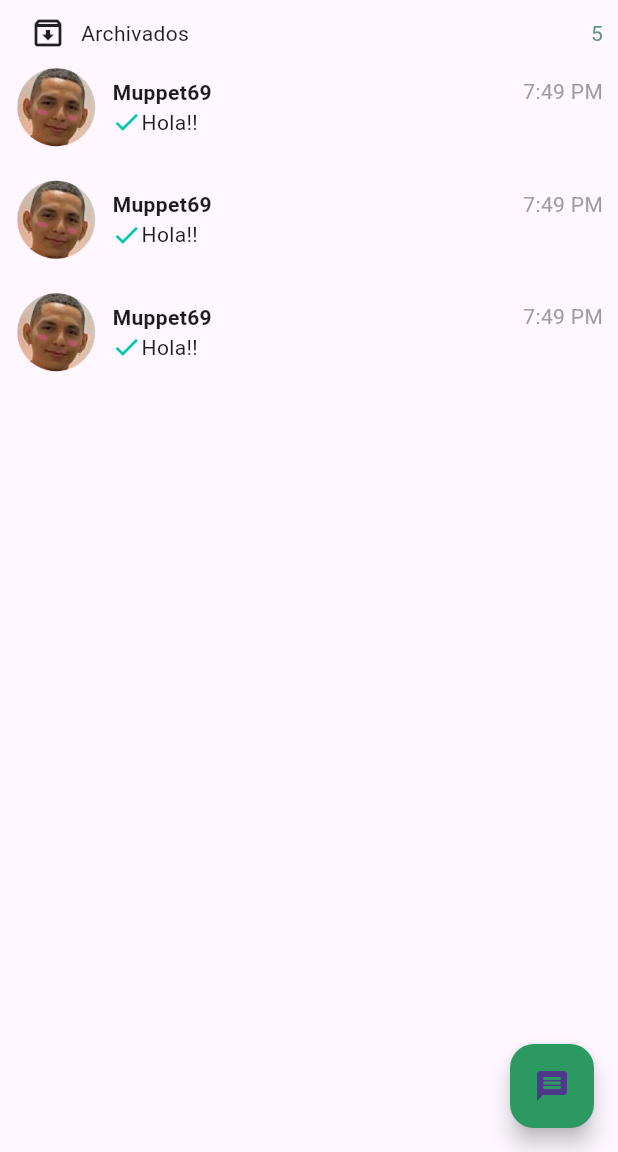
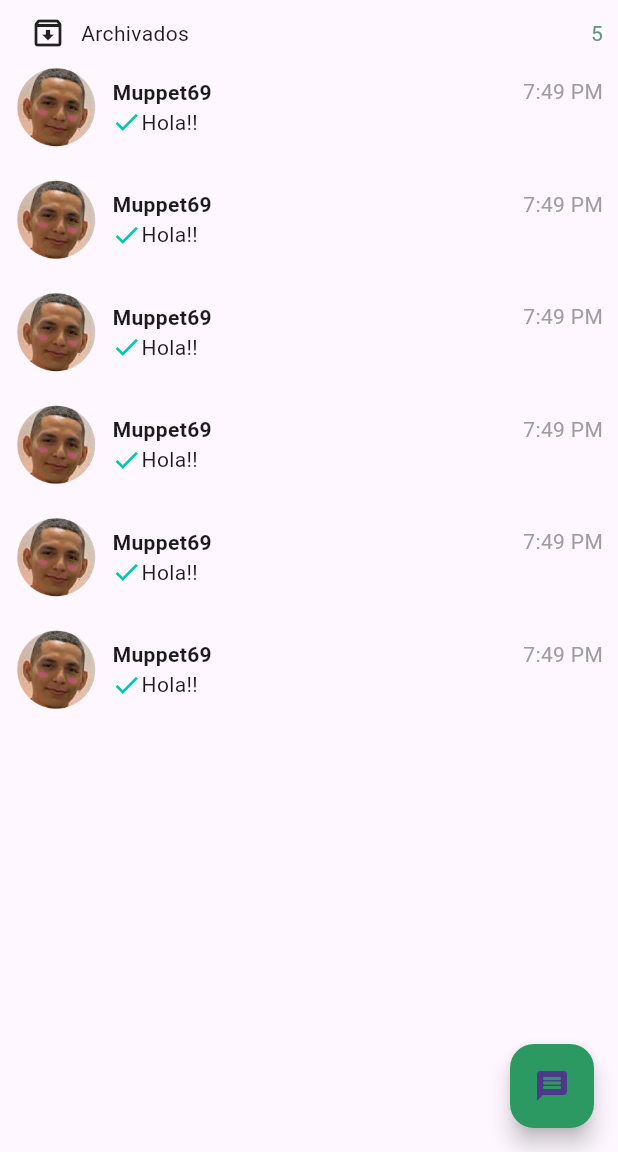
Before and after one commit to Diegdary/whatsapp, a Flutter app: the screen it shows after launch, on a phone screen of 412 x 824 dp, the part 84-1236 px from its top. Run offline on Flutter 3.47's test engine with Material 3 defaults, Android fonts, the phone set to English and light mode, and no system bars.

```diff
--- a/lib/Screens/MyHomePage.dart
+++ b/lib/Screens/MyHomePage.dart
@@ -1,4 +1,7 @@
 import 'package:flutter/material.dart';
+import 'package:whatsapp/Screens/Settings.dart';
+
+import 'chat.dart';
 
 class MyHomePage extends StatefulWidget {
   const MyHomePage({super.key, required this.title});
@@ -81,7 +84,18 @@ class _MyHomePageState extends State<MyHomePage> {
                 value: 5,
                 child: Text("Settings"),
               )
-                  ])
+            ],
+            onSelected: (value) {
+              switch (value) {
+                case 5:
+                  Navigator.push(
+                      context,
+                      MaterialPageRoute(
+                          builder: ((context) => const Settings())));
+                  break;
+              }
+            },
+          )
         ],
       ),
       body: Container(
@@ -112,7 +126,18 @@ class _MyHomePageState extends State<MyHomePage> {
               ],
             ),
             /////chat
-            Row(
+            Column(
+              children: List.generate(
+                  6,
+                  (index) => GestureDetector(
+                        onTap: () {
+                          Navigator.push(
+                            context,
+                            MaterialPageRoute(
+                                builder: (context) => ChatScreen()),
+                          );
+                        },
+                        child: Row(
                           mainAxisAlignment: MainAxisAlignment.spaceBetween,
                           children: [
                             Row(
@@ -129,19 +154,23 @@ class _MyHomePageState extends State<MyHomePage> {
                                   child: Column(
                                     children: [
                                       Container(
-                              padding: EdgeInsets.fromLTRB(10.0, 0, 0, 0),
+                                        padding:
+                                            EdgeInsets.fromLTRB(10.0, 0, 0, 0),
                                         child: Text(
                                           "Muppet69",
-                                style: TextStyle(fontWeight: FontWeight.bold),
+                                          style: TextStyle(
+                                              fontWeight: FontWeight.bold),
                                         ),
                                       ),
                                       Container(
                                         child: Row(
-                                mainAxisAlignment: MainAxisAlignment.start,
+                                          mainAxisAlignment:
+                                              MainAxisAlignment.start,
                                           children: [
                                             Icon(
                                               Icons.done,
-                                    color: Color.fromARGB(255, 0, 199, 173),
+                                              color: Color.fromARGB(
+                                                  255, 0, 199, 173),
                                               size: 20.0,
                                             ),
                                             Text("Hola!!"),
@@ -149,7 +178,8 @@ class _MyHomePageState extends State<MyHomePage> {
                                         ),
                                       )
                                     ],
-                        )),
+                                  ),
+                                ),
                               ],
                             ),
                             Container(
@@ -165,111 +195,7 @@ class _MyHomePageState extends State<MyHomePage> {
                             )
                           ],
                         ),
-            Row(
-              mainAxisAlignment: MainAxisAlignment.spaceBetween,
-              children: [
-                Row(
-                  children: [
-                    Container(
-                      padding: EdgeInsets.symmetric(vertical: 10.0),
-                      child: Image(
-                        image: AssetImage('assets/samuel1-01.png'),
-                        width: 55.0,
-                      ),
-                    ),
-                    Container(
-                        padding: EdgeInsets.fromLTRB(0, 0, 0, 0),
-                        child: Column(
-                          children: [
-                            Container(
-                              padding: EdgeInsets.fromLTRB(10.0, 0, 0, 0),
-                              child: Text(
-                                "Muppet69",
-                                style: TextStyle(fontWeight: FontWeight.bold),
-                              ),
-                            ),
-                            Container(
-                              child: Row(
-                                mainAxisAlignment: MainAxisAlignment.start,
-                                children: [
-                                  Icon(
-                                    Icons.done,
-                                    color: Color.fromARGB(255, 0, 199, 173),
-                                    size: 20.0,
-                                  ),
-                                  Text("Hola!!"),
-                                ],
-                              ),
-                            )
-                          ],
                       )),
-                  ],
-                ),
-                Container(
-                  child: Column(
-                    children: [
-                      Text(
-                        "7:49 PM",
-                        style: TextStyle(color: Colors.grey),
-                      ),
-                      Text("")
-                    ],
-                  ),
-                )
-              ],
-            ),
-            Row(
-              mainAxisAlignment: MainAxisAlignment.spaceBetween,
-              children: [
-                Row(
-                  children: [
-                    Container(
-                      padding: EdgeInsets.symmetric(vertical: 10.0),
-                      child: Image(
-                        image: AssetImage('assets/samuel1-01.png'),
-                        width: 55.0,
-                      ),
-                    ),
-                    Container(
-                        padding: EdgeInsets.fromLTRB(0, 0, 0, 0),
-                        child: Column(
-                          children: [
-                            Container(
-                              padding: EdgeInsets.fromLTRB(10.0, 0, 0, 0),
-                              child: Text(
-                                "Muppet69",
-                                style: TextStyle(fontWeight: FontWeight.bold),
-                              ),
-                            ),
-                            Container(
-                              child: Row(
-                                mainAxisAlignment: MainAxisAlignment.start,
-                                children: [
-                                  Icon(
-                                    Icons.done,
-                                    color: Color.fromARGB(255, 0, 199, 173),
-                                    size: 20.0,
-                                  ),
-                                  Text("Hola!!"),
-                                ],
-                              ),
-                            )
-                          ],
-                        )),
-                  ],
-                ),
-                Container(
-                  child: Column(
-                    children: [
-                      Text(
-                        "7:49 PM",
-                        style: TextStyle(color: Colors.grey),
-                      ),
-                      Text("")
-                    ],
-                  ),
-                )
-              ],
             ),
           ],
         ),
--- a/lib/Screens/chat.dart
+++ b/lib/Screens/chat.dart
@@ -1,25 +1,22 @@
 import 'package:flutter/material.dart';
 import '../Screens/MyHomePage.dart';
+
 class ChatScreen extends StatelessWidget {
   @override
   Widget build(BuildContext context) {
     return Scaffold(
       appBar: AppBar(
         leading: IconButton(
-          icon: Icon(Icons.arrow_back, color: const Color.fromARGB(255, 0, 0, 0)),
+          icon:
+              Icon(Icons.arrow_back, color: const Color.fromARGB(255, 0, 0, 0)),
           onPressed: () {
             // Reemplaza la pantalla actual por MyHomePage
-            Navigator.pushReplacement(
-              context,
-              MaterialPageRoute(builder: (context) => MyHomePage(title: 'Título')),
-            );
+            Navigator.pop(context);
           },
         ),
         title: Row(
           children: <Widget>[
-            CircleAvatar(
-              backgroundImage: AssetImage('assets/samuel1-01.png')
-              ),
+            CircleAvatar(backgroundImage: AssetImage('assets/samuel1-01.png')),
             SizedBox(width: 10.0),
             Text('Muppet69'),
           ],
@@ -27,18 +24,15 @@ class ChatScreen extends StatelessWidget {
         actions: <Widget>[
           IconButton(
             icon: Icon(Icons.videocam),
-            onPressed: () {
-            },
+            onPressed: () {},
           ),
           IconButton(
             icon: Icon(Icons.call),
-            onPressed: () {
-            },
+            onPressed: () {},
           ),
           IconButton(
             icon: Icon(Icons.more_vert),
-            onPressed: () {
-            },
+            onPressed: () {},
           ),
         ],
         backgroundColor: Colors.white,
@@ -115,7 +109,6 @@ class ChatBubble extends StatelessWidget {
       ),
     );
   }
-
 }
 
 class ChatInputField extends StatelessWidget {
@@ -127,25 +120,21 @@ class ChatInputField extends StatelessWidget {
       child: Row(
         children: <Widget>[
           Expanded(
-
             child: TextField(
-
               decoration: InputDecoration(
-
-                hintText: ' Mensaje',hintStyle: TextStyle(color: Colors.grey[600]),
+                hintText: ' Mensaje',
+                hintStyle: TextStyle(color: Colors.grey[600]),
                 prefixIcon: Icon(Icons.emoji_emotions_outlined),
                 suffixIcon: Row(
                   mainAxisSize: MainAxisSize.min,
                   children: <Widget>[
                     IconButton(
                       icon: Icon(Icons.attach_file),
-                      onPressed: () {
-                      },
+                      onPressed: () {},
                     ),
                     IconButton(
                       icon: Icon(Icons.camera_alt),
-                      onPressed: () {
-                      },
+                      onPressed: () {},
                     ),
                   ],
                 ),
@@ -166,9 +155,7 @@ class ChatInputField extends StatelessWidget {
             ),
             child: IconButton(
               icon: Icon(Icons.send, color: Colors.white),
-              onPressed: () {
-
-              },
+              onPressed: () {},
             ),
           ),
         ],
```
Lines whose indentation alone changed are shown as unchanged.
